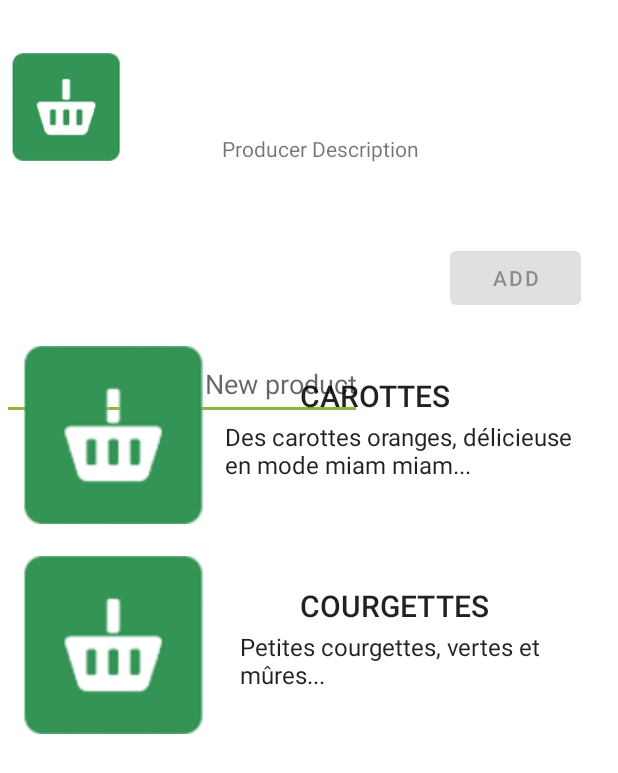
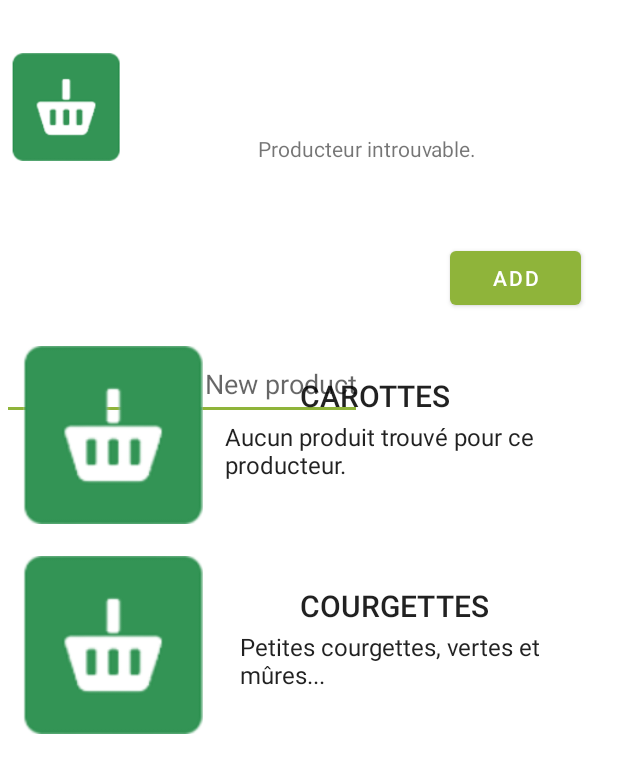
Before and after one commit to yoyo53/miamProche, an Android app: the MapActivity screen opened directly, with no data from a screen before it, after a tap on "settings_button", on a phone screen of 412 x 824 dp. Shown: the top 773 px of the screen. Run offline under Robolectric (Android 15) with nearby library versions, the phone set to English and light mode, and no system bars; our stand-ins replace Firebase (no records; nobody signed in at launch, a user with empty details on screens opened directly).

Commit message:
Producer page + new database (google services - json)

```diff
--- a/app/src/main/java/com/example/miamproche/MapActivity.java
+++ b/app/src/main/java/com/example/miamproche/MapActivity.java
@@ -70,7 +70,7 @@ public class MapActivity extends AppCompatActivity implements OnMapReadyCallback
         super.onCreate(savedInstanceState);
         setContentView(R.layout.activity_map);
 
-        myRef = FirebaseDatabase.getInstance(" https://miamproche-default-rtdb.europe-west1.firebasedatabase.app").getReference();
+        myRef = FirebaseDatabase.getInstance(" https://miam-proche-9fb82-default-rtdb.europe-west1.firebasedatabase.app/").getReference();
 
         findViewById(R.id.search_button).setOnClickListener(v -> startActivity(new Intent(this, SearchableActivity.class)));
         findViewById(R.id.settings_button).setOnClickListener(v -> startActivity(new Intent(this, ProducteurActivity.class)));
--- a/app/src/main/java/com/example/miamproche/ProducteurActivity.java
+++ b/app/src/main/java/com/example/miamproche/ProducteurActivity.java
@@ -1,26 +1,38 @@
 package com.example.miamproche;
 
+import static android.content.ContentValues.TAG;
+
+import androidx.annotation.NonNull;
 import androidx.appcompat.app.AppCompatActivity;
 
 import android.os.Bundle;
 import android.text.Editable;
 import android.text.TextWatcher;
+import android.util.Log;
 import android.view.View;
 import android.widget.Button;
 import android.widget.EditText;
+import android.widget.ImageView;
 import android.widget.TextView;
 
+import com.google.android.gms.maps.model.LatLng;
 import com.google.firebase.FirebaseApp;
 import com.google.firebase.database.DataSnapshot;
 import com.google.firebase.database.DatabaseError;
 import com.google.firebase.database.DatabaseReference;
 import com.google.firebase.database.FirebaseDatabase;
+import com.google.firebase.database.Query;
 import com.google.firebase.database.ValueEventListener;
+
+import java.io.ObjectInputStream;
 
 
 public class ProducteurActivity extends AppCompatActivity {
 
+    private ImageView userphoto;
     private TextView mGreetingTextView;
+
+    private TextView item;
     private EditText mNameEditText;
     private Button mPlayButton;
 
@@ -30,24 +42,97 @@ public class ProducteurActivity extends AppCompatActivity {
 
 
 
+    private void getDescriptionById(String idProducteur) {
+        DatabaseReference databaseRef = FirebaseDatabase.getInstance().getReference();
+        Query producteurQuery = databaseRef.child("Producteur").orderByChild("id_producteur").equalTo(Integer.parseInt(idProducteur));
+
+
+        ((Query)producteurQuery).addListenerForSingleValueEvent(new ValueEventListener() {
+            @Override
+            public void onDataChange(@NonNull DataSnapshot dataSnapshot) {
+                if (dataSnapshot.exists()) {
+                    String description = dataSnapshot.child(idProducteur).child("description").getValue(String.class);
+                    String image = dataSnapshot.child(idProducteur).child("image").getValue(String.class);
+                    if (description != null) {
+                        mGreetingTextView.setText(description);
+
+                    } else {
+                        mGreetingTextView.setText("Aucune description disponible.");
+                    }
+                } else {
+                    mGreetingTextView.setText("Producteur introuvable.");
+                }
+            }
+
+            @Override
+            public void onCancelled(@NonNull DatabaseError databaseError) {
+                Log.e(TAG, "Erreur lors de la récupération de la description du producteur : " + databaseError.getMessage());
+            }
+        });
+    }
+
+
+
+    private void getProductNameByProductId(String idProducteur) {
+        DatabaseReference databaseRef = FirebaseDatabase.getInstance().getReference();
+        Query produitsQuery = databaseRef.child("Produits").orderByChild("id_producteur").equalTo(Integer.parseInt(idProducteur));
+
+        ((Query)produitsQuery).addListenerForSingleValueEvent(new ValueEventListener() {
+            @Override
+            public void onDataChange(@NonNull DataSnapshot dataSnapshot) {
+                if (dataSnapshot.exists()) {
+                    //DataSnapshot premierProduit = dataSnapshot.getChildren().iterator().next();
+                    //String nomProduit = premierProduit.child("nom_produit").getValue(String.class);
+                    String nomProduit = dataSnapshot.child(idProducteur).child("nom_produit").getValue(String.class);
+                    if (nomProduit != null) {
+                        item.setText(nomProduit);
+                    } else {
+                        item.setText("Nom de produit non trouvé.");
+                    }
+                } else {
+                    item.setText("Aucun produit trouvé pour ce producteur.");
+                }
+            }
+
+            @Override
+            public void onCancelled(@NonNull DatabaseError databaseError) {
+                Log.e(TAG, "Erreur lors de la récupération du nom de produit : " + databaseError.getMessage());
+            }
+        });
+    }
+
+
     @Override
     protected void onCreate(Bundle savedInstanceState) {
         super.onCreate(savedInstanceState);
         setContentView(R.layout.activity_producteur);
 
-        // écrire dans la base de donnnée
-        // Récupérer l'instance de la base de données
-        database = FirebaseDatabase.getInstance(" https://miamproche-default-rtdb.europe-west1.firebasedatabase.app");
+
+        item = findViewById(R.id.item_des);
+        userphoto = findViewById(R.id.userImage);
+        mGreetingTextView = findViewById(R.id.main_textview_greeting);
+        myRef = FirebaseDatabase.getInstance(" https://miam-proche-9fb82-default-rtdb.europe-west1.firebasedatabase.app/").getReference();
+
+        String idProducteur = "112";
+        getDescriptionById(idProducteur);
+        getProductNameByProductId(idProducteur);
+
+
+/*
+
 
         // Récupérer une référence vers un nœud dans la base de données
-        myRef = database.getReference("utilisateurs/lalala/test2");
+        //myRef = database.getReference("producteurs");
 
-        mGreetingTextView = findViewById(R.id.main_textview_greeting);
+        // Écrire des données dans la base de données
+        // myRef.setValue("c'est un test");
+
+       // mGreetingTextView = findViewById(R.id.main_textview_greeting);
         mNameEditText = findViewById(R.id.main_edittext_name);
         mPlayButton = findViewById(R.id.main_button);
 
         mPlayButton.setEnabled(false);
-
+*/
 
        /* ValueEventListener greetListener = new ValueEventListener() {
             @Override
@@ -66,6 +151,7 @@ public class ProducteurActivity extends AppCompatActivity {
         mPostReference.addValueEventListener(postListener);
     }
 */
+        /*
         mNameEditText.addTextChangedListener(new TextWatcher() {
             @Override
             public void beforeTextChanged(CharSequence s, int start, int count, int after) {
@@ -90,7 +176,7 @@ public class ProducteurActivity extends AppCompatActivity {
             }
         });
 
-
+*/
 
     }
 
--- a/app/src/main/res/layout/activity_producteur.xml
+++ b/app/src/main/res/layout/activity_producteur.xml
@@ -14,8 +14,6 @@
         android:layout_marginTop="10dp"
         android:gravity="center"
         android:padding="8dp"
-        android:text="   Producer Description
-                     "
         app:layout_constraintBottom_toBottomOf="@+id/main_edittext_name"
         app:layout_constraintStart_toStartOf="parent"
         app:layout_constraintTop_toTopOf="parent"
@@ -41,6 +39,7 @@
         android:layout_marginStart="300dp"
         android:layout_marginBottom="145dp"
         android:text="ADD"
+        app:layout_constraintEnd_toEndOf="parent"
         app:layout_constraintBottom_toBottomOf="parent"
         app:layout_constraintStart_toEndOf="@+id/main_edittext_name"
         app:layout_constraintHorizontal_bias="0.0"
```
Also changed, not shown: 1 other file.
